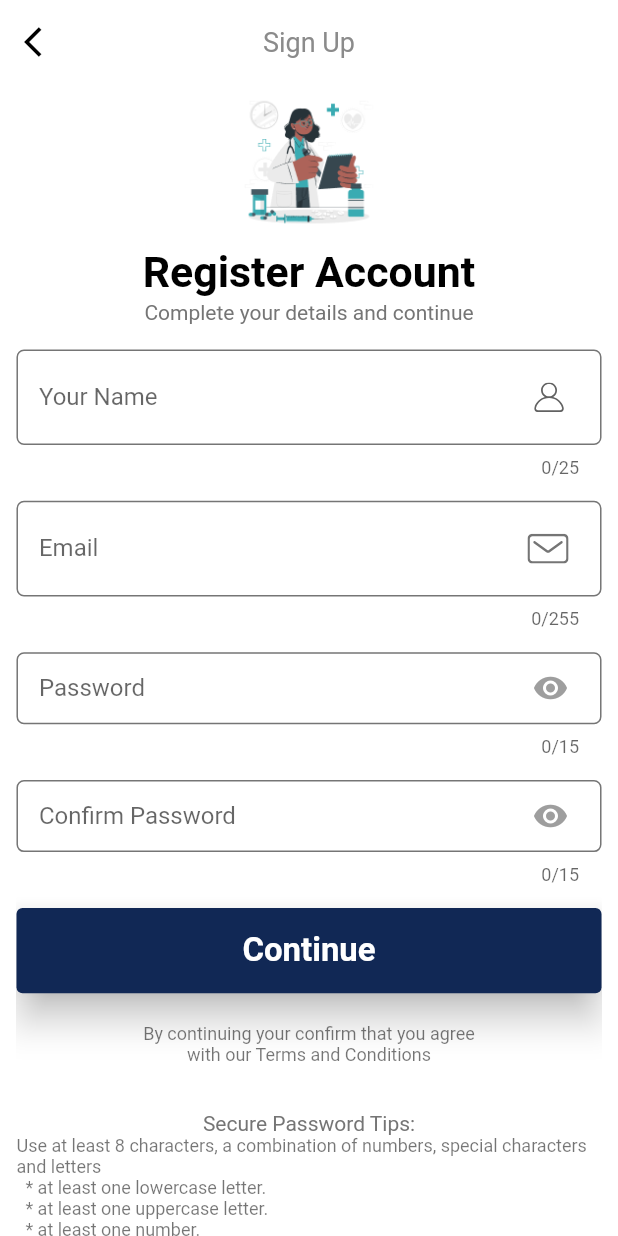
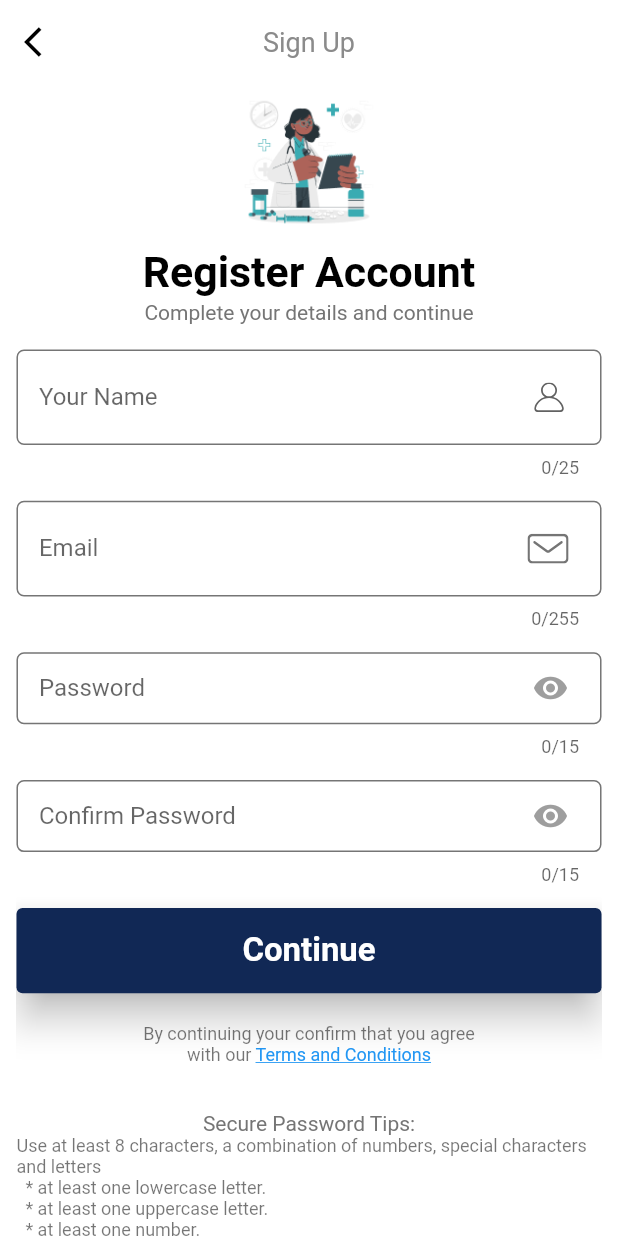
Before and after one commit to yuviSomavamshi/swabx-flutter, a Flutter app: the SignUpScreen screen opened by its route, on a phone screen of 412 x 824 dp. Run offline on Flutter 3.47's test engine with Material 2 defaults, Android fonts, the phone set to English and light mode, and no system bars; our stand-ins replace date_picker_timeline, dio, dropdown_formfield, flutter_spinkit, flutter_svg, image_cropper and 6 more; missing offline and left inert: encrypt, encrypted_shared_preferences, flutter_socket_io, poller, qr_code_scanner, time_formatter; accounts and stored records are empty; Roboto replaces fonts that are missing (Poppins).

Commit message:
In SignUp page, linked "Terms & Conditions" to SwabX's Privacy Policy page

```diff
--- a/lib/screens/home/patient/screens/add_patient.dart
+++ b/lib/screens/home/patient/screens/add_patient.dart
@@ -9,6 +9,7 @@ import 'package:swabx/components/default_button.dart';
 import 'package:swabx/constants.dart';
 import 'package:swabx/size_config.dart';
 import 'package:toast/toast.dart';
+import 'package:url_launcher/url_launcher.dart';
 
 class RegisterPatient extends StatelessWidget {
   static String routeName = "/registerPatient";
--- a/lib/screens/sign_up/components/body.dart
+++ b/lib/screens/sign_up/components/body.dart
@@ -1,8 +1,12 @@
+import 'package:flutter/gestures.dart';
 import 'package:flutter/material.dart';
 import 'package:swabx/constants.dart';
 import 'package:swabx/size_config.dart';
+import 'package:url_launcher/url_launcher.dart';
 
 import 'sign_up_form.dart';
+
+const _url = 'https://swabx.healthx.global/privacy-policy.html';
 
 class Body extends StatelessWidget {
   @override
@@ -29,10 +33,23 @@ class Body extends StatelessWidget {
                 SizedBox(height: SizeConfig.screenHeight * 0.02),
                 SignUpForm(),
                 SizedBox(height: getProportionateScreenHeight(20)),
-                Text(
-                  'By continuing your confirm that you agree \nwith our Terms and Conditions',
+                RichText(
+                  text: TextSpan(
+                      text:
+                          "By continuing your confirm that you agree \nwith our ",
+                      style: Theme.of(context).textTheme.caption,
+                      children: <TextSpan>[
+                        TextSpan(
+                          text: 'Terms and Conditions',
+                          style: Theme.of(context).textTheme.caption.merge(
+                              TextStyle(
+                                  color: Colors.blue,
+                                  decoration: TextDecoration.underline)),
+                          recognizer: TapGestureRecognizer()
+                            ..onTap = _launchURL,
+                        )
+                      ]),
                   textAlign: TextAlign.center,
-                  style: Theme.of(context).textTheme.caption,
                 ),
                 SizedBox(height: getProportionateScreenHeight(30)),
                 Text("Secure Password Tips:"),
@@ -48,3 +65,6 @@ class Body extends StatelessWidget {
     );
   }
 }
+
+void _launchURL() async =>
+    await canLaunch(_url) ? await launch(_url) : throw 'Could not launch $_url';
--- a/pubspec.yaml
+++ b/pubspec.yaml
@@ -50,6 +50,7 @@ dependencies:
   time_range: ^1.0.0
   date_picker_timeline: ^1.2.3
   weekday_selector: ^1.0.0
+  url_launcher: ^6.0.9
 
 dev_dependencies:
   flutter_test:
```
Also changed, not shown: pubspec.lock, 5 other files.
